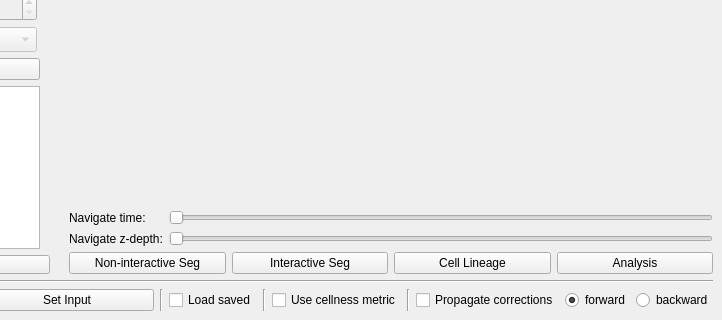
Above: CellECT/gui/layout.ui from ddiana/CellECT before the change; both pictures show x 223 to 945 and y 339 to 659 of the 945 by 659 pixel window. Below: the same form after it.
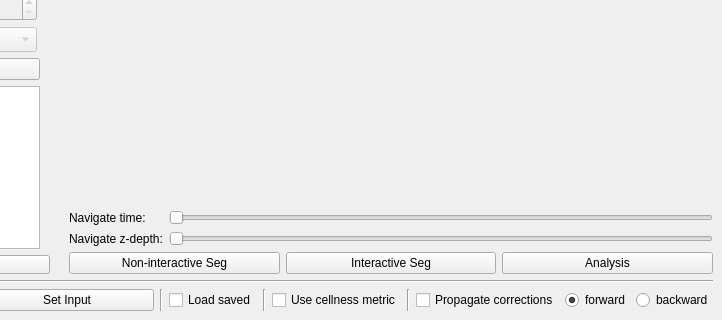
That is the form after the change. Icons and pictures are not drawn.

Commit message: Removed lineage button.

The edit to the form file:
```diff
--- a/CellECT/gui/layout.ui
+++ b/CellECT/gui/layout.ui
@@ -822,23 +822,6 @@
               </property>
              </widget>
             </item>
-            <item>
-             <widget class="QPushButton" name="btn_track_tool">
-              <property name="text">
-               <string>Cell Lineage</string>
-              </property>
-              <property name="icon">
-               <iconset resource="app_icons.qrc">
-                <normaloff>:/icons/track_tool.png</normaloff>:/icons/track_tool.png</iconset>
-              </property>
-              <property name="iconSize">
-               <size>
-                <width>35</width>
-                <height>35</height>
-               </size>
-              </property>
-             </widget>
-            </item>
             <item>
              <widget class="QPushButton" name="btn_analysis">
               <property name="text">
```
The commit also changes 2 other files.
